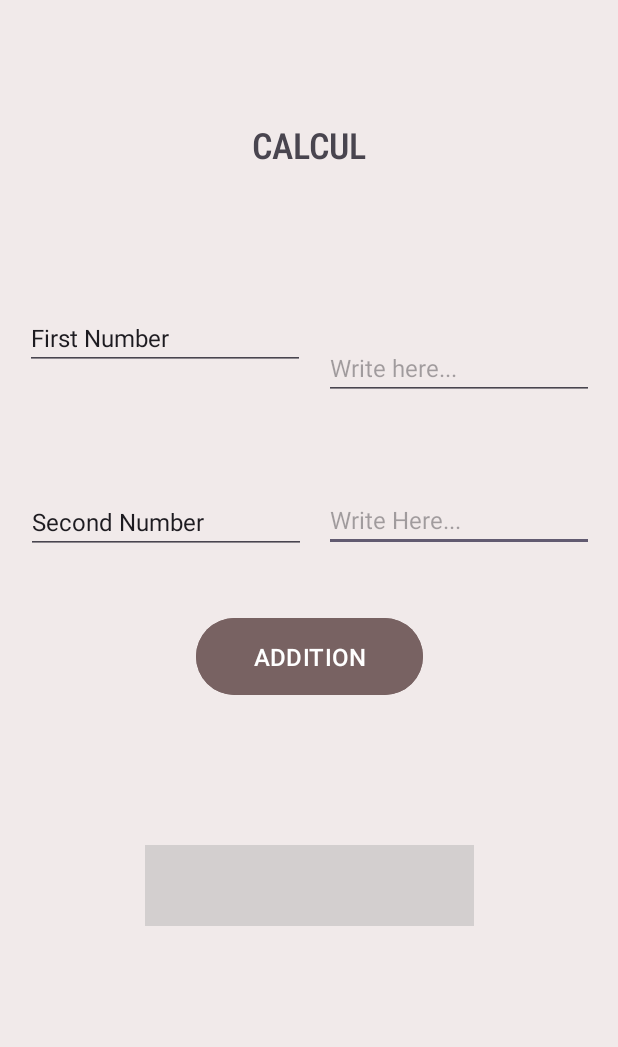
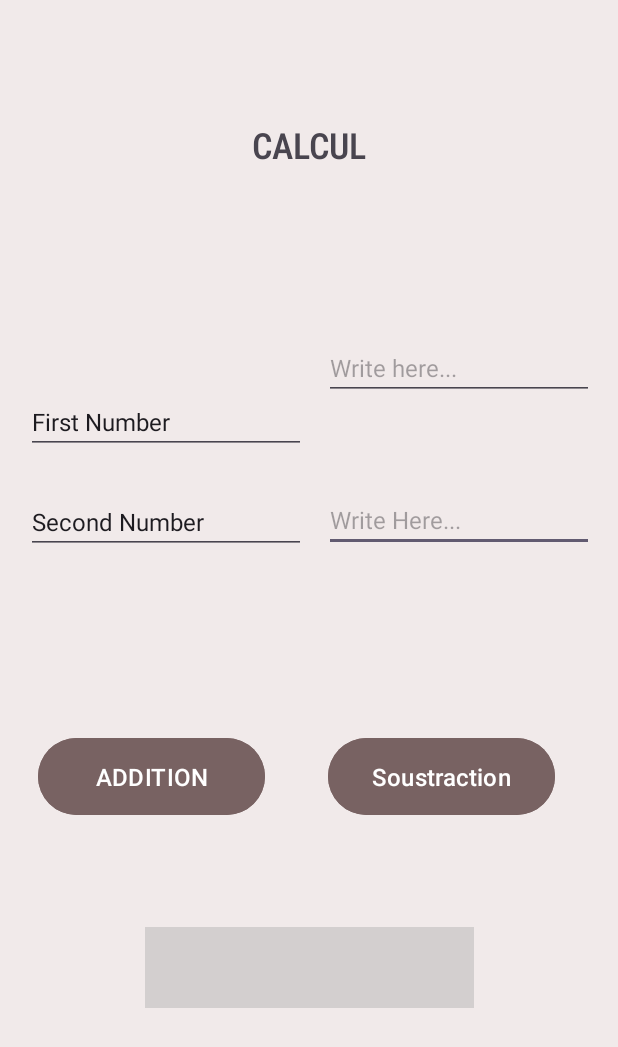
Before and after one commit to KhaledKammoun/Mobile-Projects, an Android app: the screen it shows after launch (MainActivity), on a phone screen of 412 x 824 dp. Shown: the top 1047 px of the screen. Run offline under Robolectric (Android 15) with nearby library versions, the phone set to English and light mode, and no system bars; 3 statements that could not run were skipped.

Commit message:
Mobile-Projects

```diff
--- a/app/src/main/java/com/example/my_new_project/MainActivity.java
+++ b/app/src/main/java/com/example/my_new_project/MainActivity.java
@@ -1,14 +1,53 @@
 package com.example.my_new_project;
-
 import androidx.appcompat.app.AppCompatActivity;
-
 import android.os.Bundle;
+import android.view.View;
+import android.widget.Button;
+import android.widget.EditText;
+import android.widget.TextView;
+import android.widget.Toast;
 
 public class MainActivity extends AppCompatActivity {
-
+    EditText N1;
+    EditText N2;
+    TextView addResult;
+    Button btnAdd, btnSous;
+    double num1,num2,sum;
+    String sum_string ;
     @Override
     protected void onCreate(Bundle savedInstanceState) {
         super.onCreate(savedInstanceState);
         setContentView(R.layout.activity_main);
+        Toast.makeText(MainActivity.this, "Welcome to Calcul App")
+
+        N1=(EditText)findViewById(R.id.editText1);
+        N2=(EditText)findViewById(R.id.editText2);
+        addResult=(TextView) findViewById(R.id.textView);
+        btnAdd=(Button) findViewById(R.id.buttonAdd);
+        btnSous=(Button) findViewById(R.id.buttonSous);
+        btnAdd.setOnClickListener((new View.OnClickListener() {
+            @Override
+            public void onClick(View v) {
+                num1=Double.parseDouble(N1.getText().toString());
+                num2=Double.parseDouble(N2.getText().toString());
+                sum= num1 + num2;
+                sum_string = Double.toString(sum) ;
+                addResult.setText(sum_string);
+            }
+        }));
+
+        btnSous.setOnClickListener((new View.OnClickListener() {
+            @Override
+            public void onClick(View v) {
+                num1=Double.parseDouble(N1.getText().toString());
+                num2=Double.parseDouble(N2.getText().toString());
+                sum= num1 - num2;
+                sum_string = Double.toString(sum) ;
+                addResult.setText(sum_string);
+            }
+        }));
+
     }
+
+
 }
--- a/app/src/main/res/layout/activity_main.xml
+++ b/app/src/main/res/layout/activity_main.xml
@@ -2,10 +2,25 @@
 <androidx.constraintlayout.widget.ConstraintLayout xmlns:android="http://schemas.android.com/apk/res/android"
     xmlns:app="http://schemas.android.com/apk/res-auto"
     xmlns:tools="http://schemas.android.com/tools"
+    android:id="@+id/buttonSous"
     android:layout_width="match_parent"
     android:layout_height="match_parent"
     android:background="#F1EAEA"
     tools:context=".MainActivity">
+
+    <Button
+        android:id="@+id/buttonAdd"
+        android:layout_width="151dp"
+        android:layout_height="59dp"
+        android:layout_marginTop="488dp"
+        android:backgroundTint="#786262"
+        android:hapticFeedbackEnabled="false"
+        android:text="ADDITION"
+        android:textSize="16sp"
+        app:layout_constraintEnd_toEndOf="parent"
+        app:layout_constraintHorizontal_bias="0.097"
+        app:layout_constraintStart_toStartOf="parent"
+        app:layout_constraintTop_toTopOf="parent" />
 
     <com.google.android.material.textfield.TextInputEditText
         android:id="@+id/editText2"
@@ -24,12 +39,13 @@
         android:id="@+id/buttonAdd"
         android:layout_width="151dp"
         android:layout_height="59dp"
-        android:layout_marginTop="408dp"
+        android:layout_marginTop="488dp"
         android:backgroundTint="#786262"
         android:hapticFeedbackEnabled="false"
-        android:text="ADDITION"
+        android:text="Soustraction"
         android:textSize="16sp"
         app:layout_constraintEnd_toEndOf="parent"
+        app:layout_constraintHorizontal_bias="0.838"
         app:layout_constraintStart_toStartOf="parent"
         app:layout_constraintTop_toTopOf="parent" />
 
@@ -51,13 +67,13 @@
         android:id="@+id/first_number"
         android:layout_width="wrap_content"
         android:layout_height="wrap_content"
-        android:layout_marginTop="204dp"
+        android:layout_marginTop="260dp"
         android:ems="10"
         android:inputType="text"
         android:text="First Number"
         android:textSize="16sp"
         app:layout_constraintEnd_toStartOf="@+id/editText1"
-        app:layout_constraintHorizontal_bias="0.571"
+        app:layout_constraintHorizontal_bias="0.58"
         app:layout_constraintStart_toStartOf="parent"
         app:layout_constraintTop_toTopOf="parent" />
 
@@ -91,7 +107,7 @@
         app:layout_constraintVertical_bias="0.792" />
 
     <TextView
-        android:id="@+id/textView2"
+        android:id="@+id/textView"
         android:layout_width="219dp"
         android:layout_height="54dp"
         android:background="#D3CFCF"
```
Also changed, not shown: 1 other file.
